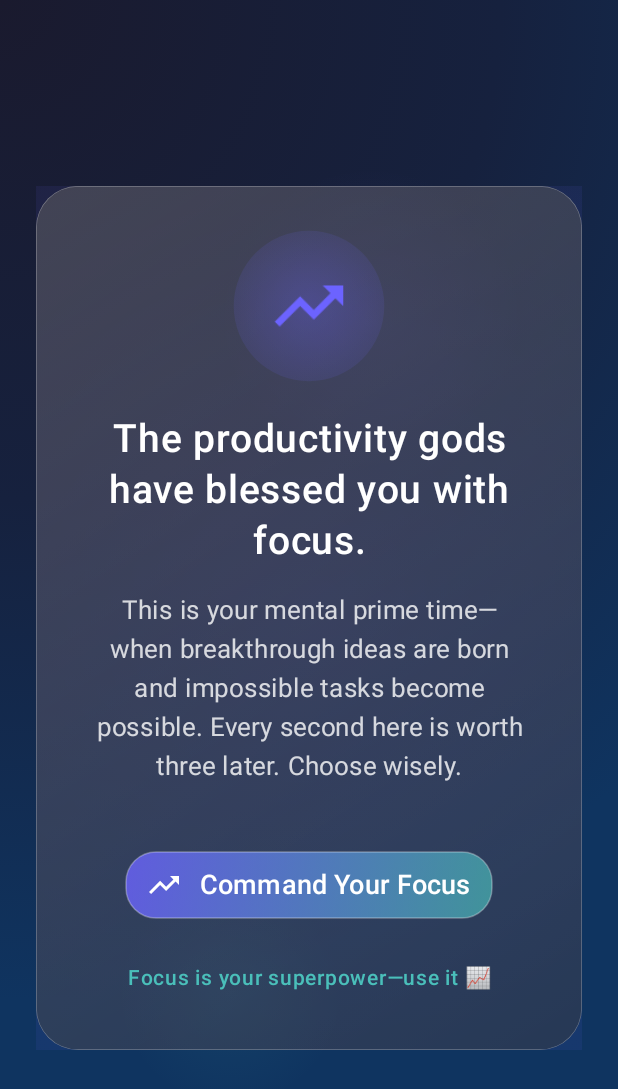
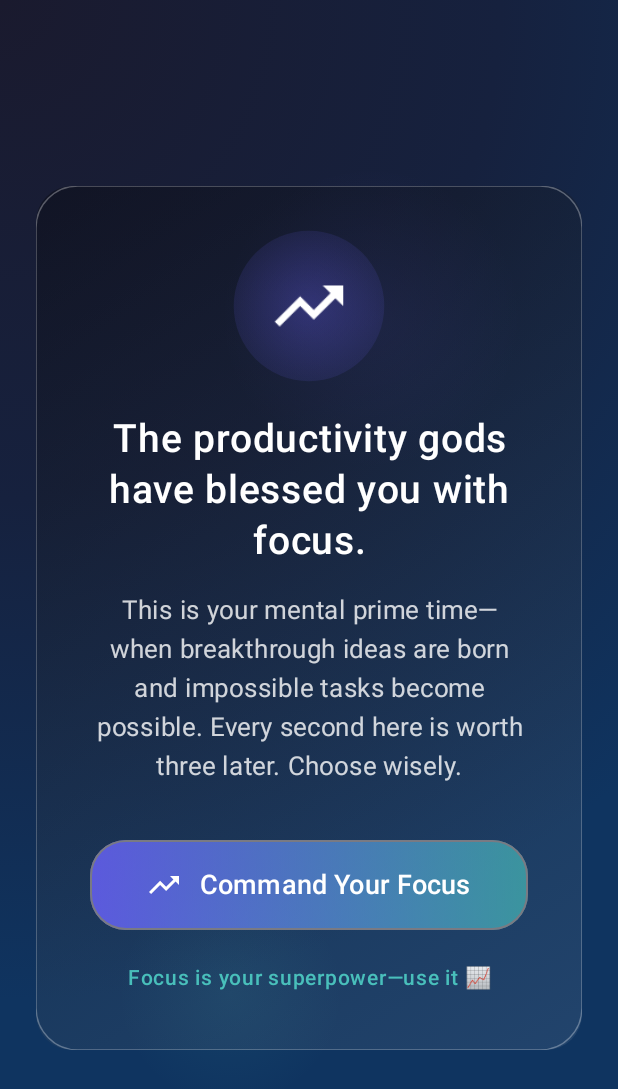
Before and after one commit to itsahsanarshad/FocusR, an Android app built with Jetpack Compose: the BlockerOverlayActivity screen opened directly, with no data from a screen before it, on a phone screen of 412 x 824 dp. Shown: the top 1089 px of the screen. Run offline under Robolectric (Android 15) with nearby library versions, the phone set to English and light mode, and no system bars; libraries missing offline, so code that uses them is left out: androidx.annotation.

Commit message:
update UI of BlockerOverlayActivity.kt, BottomNavBar.kt, and AppSelectionScreen.kt update App aware Overlay Logic to use Fallback if incorrect from package manager

```diff
--- a/app/src/main/java/com/focusr/v2/BlockerOverlayActivity.kt
+++ b/app/src/main/java/com/focusr/v2/BlockerOverlayActivity.kt
@@ -418,7 +418,9 @@ import androidx.activity.compose.setContent
 import androidx.annotation.RequiresApi
 import androidx.compose.animation.*
 import androidx.compose.animation.core.*
+import androidx.compose.foundation.BorderStroke
 import androidx.compose.foundation.background
+import androidx.compose.foundation.border
 import androidx.compose.foundation.layout.*
 import androidx.compose.foundation.shape.CircleShape
 import androidx.compose.foundation.shape.RoundedCornerShape
@@ -478,14 +480,36 @@ class BlockerOverlayActivity : ComponentActivity() {
         startActivity(homeIntent)
     }
 
+//    fun getAppCategory(packageName: String): AppCategory {
+//        return try {
+//            val applicationInfo = packageManager.getApplicationInfo(packageName, 0)
+//            val category = applicationInfo.category
+//            Log.d("App Category Info", "Category value = $category")
+//
+//            // Use Android native category if available
+//            when (category) {
+//                ApplicationInfo.CATEGORY_GAME -> AppCategory.GAMING
+//                ApplicationInfo.CATEGORY_AUDIO -> AppCategory.ENTERTAINMENT
+//                ApplicationInfo.CATEGORY_VIDEO -> AppCategory.ENTERTAINMENT
+//                ApplicationInfo.CATEGORY_IMAGE -> AppCategory.GENERAL
+//                ApplicationInfo.CATEGORY_SOCIAL -> AppCategory.SOCIAL_MEDIA
+//                ApplicationInfo.CATEGORY_NEWS -> AppCategory.NEWS
+//                ApplicationInfo.CATEGORY_MAPS -> AppCategory.GENERAL
+//                ApplicationInfo.CATEGORY_PRODUCTIVITY -> AppCategory.GENERAL
+//                else -> getCategoryFromPackageName(packageName) // fallback
+//            }
+//        } catch (e: Exception) {
+//            Log.e("App Category Info", "Error: ${e.message}")
+//            AppCategory.GENERAL
+//        }
+//    }
+
     fun getAppCategory(packageName: String): AppCategory {
         return try {
             val applicationInfo = packageManager.getApplicationInfo(packageName, 0)
             val category = applicationInfo.category
-            Log.d("App Category Info", "Category value = $category")
-
-            // Use Android native category if available
-            when (category) {
+
+            val systemCategory = when (category) {
                 ApplicationInfo.CATEGORY_GAME -> AppCategory.GAMING
                 ApplicationInfo.CATEGORY_AUDIO -> AppCategory.ENTERTAINMENT
                 ApplicationInfo.CATEGORY_VIDEO -> AppCategory.ENTERTAINMENT
@@ -494,13 +518,23 @@ class BlockerOverlayActivity : ComponentActivity() {
                 ApplicationInfo.CATEGORY_NEWS -> AppCategory.NEWS
                 ApplicationInfo.CATEGORY_MAPS -> AppCategory.GENERAL
                 ApplicationInfo.CATEGORY_PRODUCTIVITY -> AppCategory.GENERAL
-                else -> getCategoryFromPackageName(packageName) // fallback
+                else -> AppCategory.GENERAL
+            }
+
+            val fallbackCategory = getCategoryFromPackageName(packageName)
+
+            // If fallback differs from system category, prefer fallback
+            if (fallbackCategory != systemCategory) {
+                fallbackCategory
+            } else {
+                systemCategory
             }
         } catch (e: Exception) {
             Log.e("App Category Info", "Error: ${e.message}")
-            AppCategory.GENERAL
+            getCategoryFromPackageName(packageName) // fallback on error
         }
     }
+
 
 
 //    private fun getCategoryFromPackageName(packageName: String): AppCategory {
@@ -769,24 +803,11 @@ class BlockerOverlayActivity : ComponentActivity() {
         Card(
             modifier = Modifier
                 .fillMaxWidth()
-                .padding(24.dp)
-                .drawBehind {
-                    // Outer glow effect
-                    drawRect(
-                        brush = Brush.radialGradient(
-                            colors = listOf(
-                                Color(0xFF6C63FF).copy(alpha = 0.2f),
-                                Color.Transparent
-                            ),
-                            center = center,
-                            radius = size.maxDimension
-                        )
-                    )
-                },
+                .padding(24.dp),
             colors = CardDefaults.cardColors(
-                containerColor = Color.Black.copy(alpha = 0.4f) // Glassmorphic background
+                containerColor = Color.Transparent // Glassmorphic background
             ),
-            shape = RoundedCornerShape(28.dp),
+            shape = RoundedCornerShape(24.dp),
 //            elevation = CardDefaults.cardElevation(defaultElevation = 0.dp)
         ) {
             Box(
@@ -794,8 +815,8 @@ class BlockerOverlayActivity : ComponentActivity() {
                     .background(
                         Brush.linearGradient(
                             colors = listOf(
-                                Color.White.copy(alpha = 0.2f),
-                                Color.White.copy(alpha = 0.1f)
+                                Color.Black.copy(alpha = 0.3f),
+                                Color.White.copy(alpha = 0.08f)
                             ),
                             start = Offset(0f, 0f),
                             end = Offset(Float.POSITIVE_INFINITY, Float.POSITIVE_INFINITY)
@@ -863,7 +884,7 @@ class BlockerOverlayActivity : ComponentActivity() {
                             imageVector = message.actionIcon,
                             contentDescription = null,
                             modifier = Modifier.size(48.dp),
-                            tint = Color(0xFF6C63FF) // Primary accent color
+                            tint = Color.White// Primary accent color
                         )
                     }
 
@@ -878,15 +899,7 @@ class BlockerOverlayActivity : ComponentActivity() {
                         textAlign = TextAlign.Center,
                         lineHeight = 34.sp,
                         modifier = Modifier.drawBehind {
-                            // Text shadow effect
-//                            drawRect(
-//                                brush = Brush.verticalGradient(
-//                                    colors = listOf(
-//                                        Color(0xFF6C63FF).copy(alpha = 0.1f),
-//                                        Color.Transparent
-//                                    )
-//                                )
-//                            )
+
                         }
                     )
 
@@ -904,54 +917,33 @@ class BlockerOverlayActivity : ComponentActivity() {
                     Spacer(modifier = Modifier.height(36.dp))
 
                     // Glassmorphic button with enhanced effects
-                    Button(
+                    OutlinedButton (
                         onClick = onChooseToClose,
+                        shape = RoundedCornerShape(24.dp),
                         modifier = Modifier
                             .fillMaxWidth()
                             .height(60.dp)
-                            .drawBehind {
-                                // Button glow effect
-//                                drawRoundRect(
-//                                    brush = Brush.radialGradient(
-//                                        colors = listOf(
-//                                            Color(0xFF6C63FF).copy(alpha = 0.3f),
-//                                            Color.Transparent
-//                                        ),
-//                                        center = center,
-//                                        radius = size.maxDimension * 0.8f
-//                                    ),
-//                                    cornerRadius = CornerRadius(20.dp.toPx())
-//                                )
-                            },
+                            .background(
+                                Brush.horizontalGradient(
+                                    colors = listOf(
+                                        Color(0xFF6C63FF).copy(alpha = 0.8f),
+                                            Color(0xFF4ECDC4).copy(alpha = 0.6f)
+                                    )
+
+                                ),
+                                shape = RoundedCornerShape(24.dp)
+                            ),
                         colors = ButtonDefaults.buttonColors(
                             containerColor = Color.Transparent
                         ),
-                        shape = RoundedCornerShape(20.dp),
+
                         elevation = ButtonDefaults.buttonElevation(
                             defaultElevation = if (buttonClicked) 2.dp else 0.dp
                         )
                     ) {
                         Box(
                             modifier = Modifier
-                                .fillMaxSize()
-                                .background(
-                                    Brush.linearGradient(
-                                        colors = listOf(
-                                            Color(0xFF6C63FF).copy(alpha = 0.8f),
-                                            Color(0xFF4ECDC4).copy(alpha = 0.6f)
-                                        )
-                                    ),
-                                    shape = RoundedCornerShape(20.dp)
-                                )
-                                .drawBehind {
-                                    // Glass border on button
-                                    drawRoundRect(
-                                        color = Color.White.copy(alpha = 0.3f),
-                                        size = size,
-                                        cornerRadius = CornerRadius(20.dp.toPx()),
-                                        style = Stroke(width = 1.dp.toPx())
-                                    )
-                                },
+                                .fillMaxSize(),
                             contentAlignment = Alignment.Center
                         ) {
                             Row(
```
Also changed, not shown: app/src/main/java/com/focusr/v2/ui/components/BottomNavBar.kt (+8 -9 lines), app/src/main/java/com/focusr/v2/ui/screens/AppSelectionScreen.kt (+10 -10 lines).
